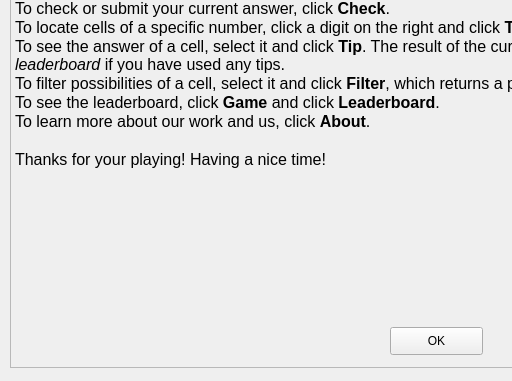
The window that SudokuGUI/Help.ui (Slontia/Sudoku2) describes before a commit, drawn with Qt 5; both pictures show x 0 to 512 and y 203 to 584 of the 861 by 584 pixel window.
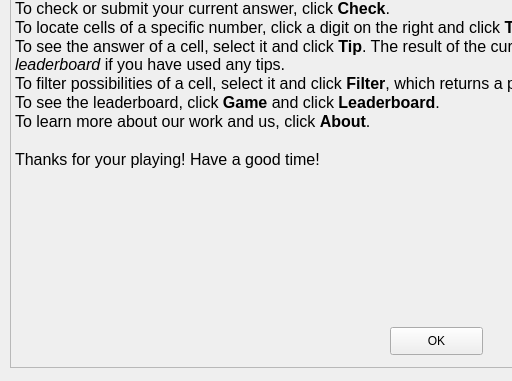
The same window after the commit.

The edit to the form file:
```diff
--- a/SudokuGUI/Help.ui
+++ b/SudokuGUI/Help.ui
@@ -47,7 +47,7 @@
 &lt;p style=&quot; margin-top:0px; margin-bottom:0px; margin-left:0px; margin-right:0px; -qt-block-indent:0; text-indent:0px;&quot;&gt;&lt;span style=&quot; font-size:12pt;&quot;&gt;To see the leaderboard, click &lt;/span&gt;&lt;span style=&quot; font-size:12pt; font-weight:600;&quot;&gt;Game&lt;/span&gt;&lt;span style=&quot; font-size:12pt;&quot;&gt; and click &lt;/span&gt;&lt;span style=&quot; font-size:12pt; font-weight:600;&quot;&gt;Leaderboard&lt;/span&gt;&lt;span style=&quot; font-size:12pt;&quot;&gt;.&lt;/span&gt;&lt;/p&gt;
 &lt;p style=&quot; margin-top:0px; margin-bottom:0px; margin-left:0px; margin-right:0px; -qt-block-indent:0; text-indent:0px;&quot;&gt;&lt;span style=&quot; font-size:12pt;&quot;&gt;To learn more about our work and us, click &lt;/span&gt;&lt;span style=&quot; font-size:12pt; font-weight:600;&quot;&gt;About&lt;/span&gt;&lt;span style=&quot; font-size:12pt;&quot;&gt;. &lt;/span&gt;&lt;/p&gt;
 &lt;p style=&quot;-qt-paragraph-type:empty; margin-top:0px; margin-bottom:0px; margin-left:0px; margin-right:0px; -qt-block-indent:0; text-indent:0px; font-size:12pt;&quot;&gt;&lt;br /&gt;&lt;/p&gt;
-&lt;p style=&quot; margin-top:0px; margin-bottom:0px; margin-left:0px; margin-right:0px; -qt-block-indent:0; text-indent:0px;&quot;&gt;&lt;span style=&quot; font-size:12pt;&quot;&gt;Thanks for your playing! Having a nice time!&lt;/span&gt;&lt;/p&gt;&lt;/body&gt;&lt;/html&gt;</string>
+&lt;p style=&quot; margin-top:0px; margin-bottom:0px; margin-left:0px; margin-right:0px; -qt-block-indent:0; text-indent:0px;&quot;&gt;&lt;span style=&quot; font-size:12pt;&quot;&gt;Thanks for your playing! Have a good time!&lt;/span&gt;&lt;/p&gt;&lt;/body&gt;&lt;/html&gt;</string>
    </property>
   </widget>
   <widget class="QPushButton" name="pushButton">
```
